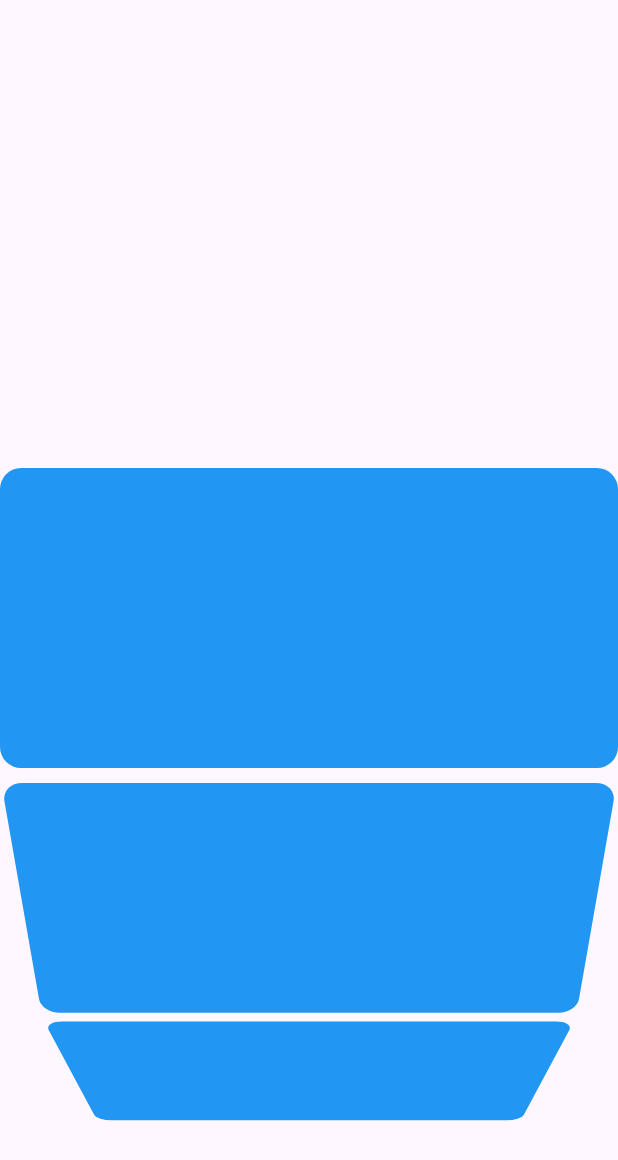
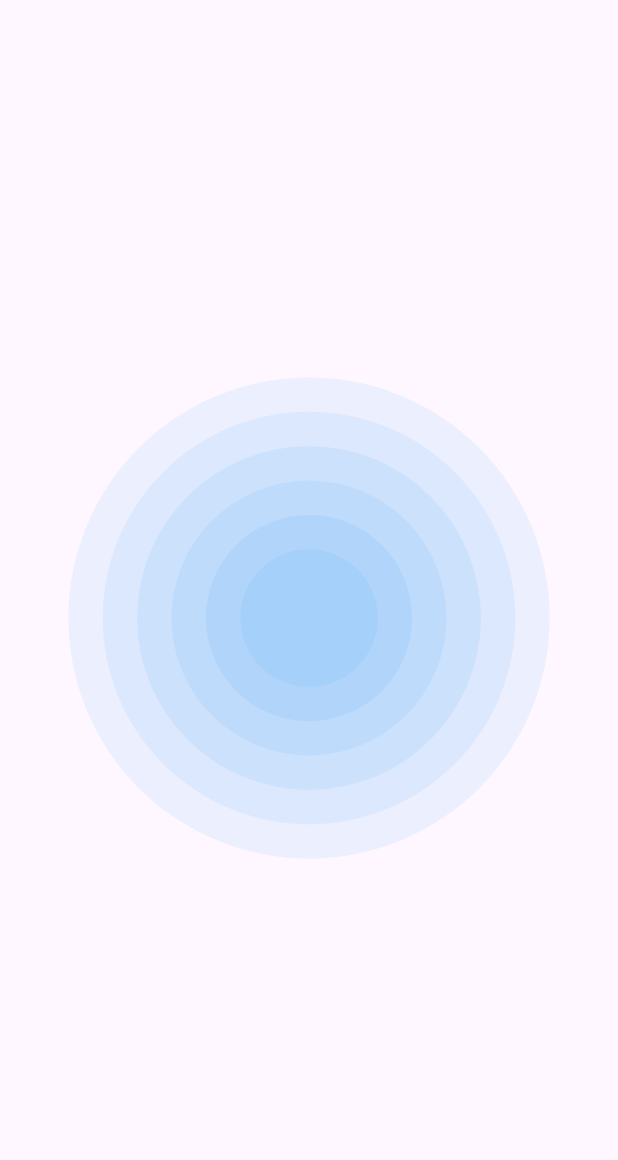
Before and after one commit to Debopriya1379/Flutter-basics, a Flutter app: the screen it shows after launch, on a phone screen of 412 x 824 dp. Shown: the top 1160 px of the screen. Run offline on Flutter 3.47's test engine with Material 3 defaults, Android fonts, the phone set to English and light mode, and no system bars.

Commit message:
added ripple and tween animation files

```diff
--- a/lib/main.dart
+++ b/lib/main.dart
@@ -6,6 +6,8 @@ import 'package:flutter_demo_1/screens/CrossfadeAnimation.dart';
 import 'package:flutter_demo_1/screens/Hero%20animation/HeroAnimation1.dart';
 import 'package:flutter_demo_1/screens/MyListWheelScrollView.dart';
 import 'package:flutter_demo_1/screens/MyRangeSlider.dart';
+import 'package:flutter_demo_1/screens/RippleAnimationDemo.dart';
+import 'package:flutter_demo_1/screens/TweenAnimation.dart';
 import 'package:flutter_demo_1/screens/home.dart';
 import 'package:flutter_demo_1/uihelper/util.dart';
 
@@ -27,7 +29,9 @@ class MyApp extends StatelessWidget{
         // home: AnimatedOpacityDemo(),
         // home: CrossfadeAnimation(),
         // home: HeroAnimation1(),
-        home: MyListWheelScrollView(),
+        // home: MyListWheelScrollView(),
+        // home: TweenAnimationDemo(),
+        home: RippleAnimationDemo(),
     );
   }
 }
--- /dev/null
+++ b/lib/screens/RippleAnimationDemo.dart
@@ -0,0 +1,64 @@
+import 'dart:async';
+
+import 'package:flutter/material.dart';
+
+class RippleAnimationDemo extends StatefulWidget {
+  const RippleAnimationDemo({super.key});
+
+  @override
+  State<RippleAnimationDemo> createState() => _RippleAnimationDemoState();
+}
+
+class _RippleAnimationDemoState extends State<RippleAnimationDemo> with SingleTickerProviderStateMixin{
+
+  late Animation animation;
+  late AnimationController animationController;
+
+  var listRadius = [100.0, 150.0, 200.0, 250.0, 300.0, 350.0];
+
+  @override
+  void initState() {
+    super.initState();
+    animationController = AnimationController(vsync: this, duration: const Duration(seconds: 3));
+    // animation = Tween(begin: 0.0, end: 1.0 ).animate(animationController);
+
+    animationController.addListener(() {
+      setState(() {
+
+      });
+    });
+
+    // animationController.forward();
+
+    forwardAnimation();
+
+  }
+
+  void forwardAnimation() {
+    animationController.forward(from: 0);
+
+    Timer(Duration(seconds: 5), forwardAnimation);
+  }
+
+  @override
+  Widget build(BuildContext context) {
+    return Scaffold(
+      body: Center(
+        child: Stack(
+          alignment: Alignment.center,
+          children: listRadius.map(
+            (radius) =>
+              Container(
+                width: radius*animationController.value,
+                height: radius*animationController.value,
+                decoration: BoxDecoration(
+                  color: Colors.blue.withOpacity(1.0 - animationController.value),
+                  shape: BoxShape.circle
+                ),
+              )
+          ).toList(),
+        )
+      ),
+    );
+  }
+}
```
Also changed, not shown: lib/screens/TweenAnimation.dart (added, +46 -0 lines).
